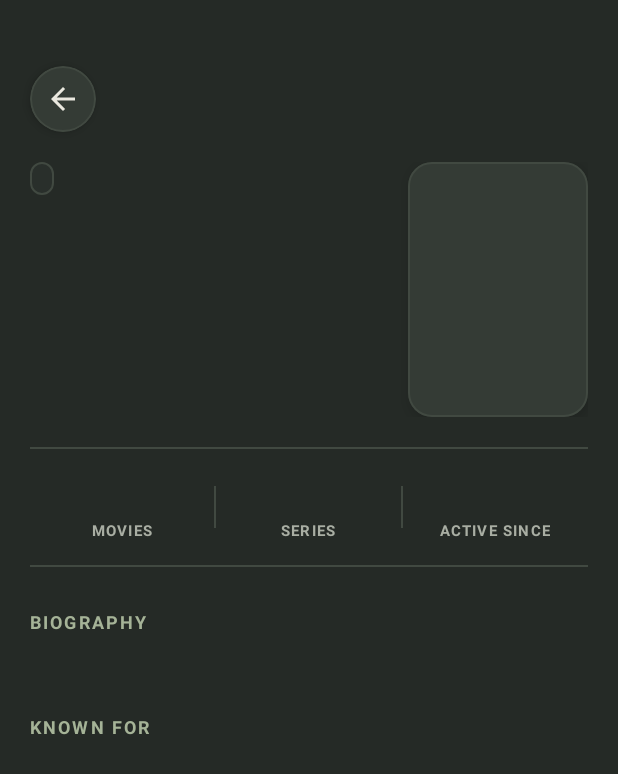
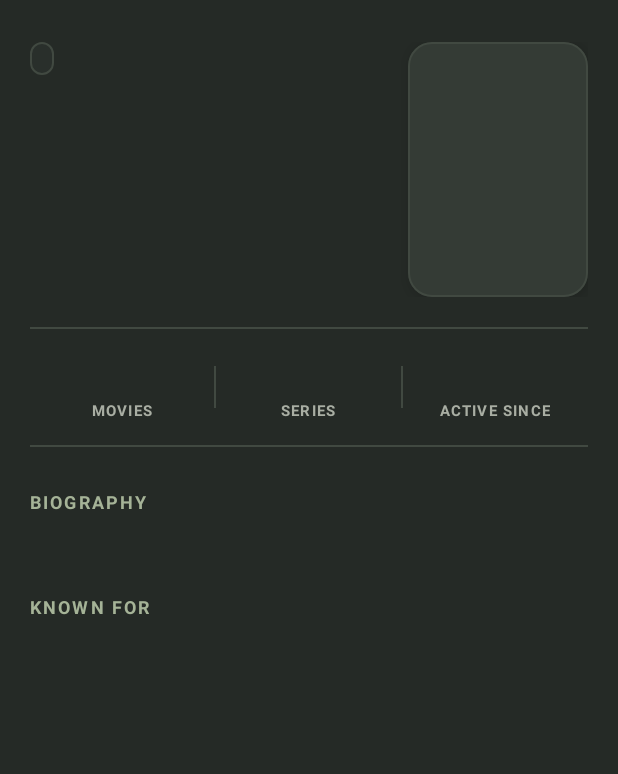
Before and after one commit to gurusainathp/Movieed, an Android app: the PersonDetailsActivity screen opened directly, with no data from a screen before it, on a phone screen of 412 x 824 dp. Shown: the top 774 px of the screen. Run offline under Robolectric (Android 15) with nearby library versions, the phone set to English and light mode, and no system bars; pictures from the network do not load.

Commit message:
style: remove back button and move header up in person details page

```diff
--- a/app/src/main/java/com/gurusainathp/movieed/ui/person/PersonDetailsActivity.java
+++ b/app/src/main/java/com/gurusainathp/movieed/ui/person/PersonDetailsActivity.java
@@ -109,7 +109,7 @@ public class PersonDetailsActivity extends AppCompatActivity {
                 findViewById(R.id.iv_person_backdrop),
                 findViewById(R.id.view_backdrop_dim));
 
-        findViewById(R.id.btn_person_back).setOnClickListener(v -> finish());
+
 
         observeViewModel();
 
--- a/app/src/main/res/layout/activity_person_details.xml
+++ b/app/src/main/res/layout/activity_person_details.xml
@@ -42,40 +42,13 @@
                 android:layout_width="match_parent"
                 android:layout_height="wrap_content">
 
-                <!-- Back button (remove if your activity already has a toolbar back arrow) -->
-                <com.google.android.material.card.MaterialCardView
-                    android:id="@+id/btn_person_back"
-                    android:layout_width="44dp"
-                    android:layout_height="44dp"
-                    android:layout_gravity="top|start"
-                    android:layout_marginStart="20dp"
-                    android:layout_marginTop="44dp"
-                    android:clickable="true"
-                    android:focusable="true"
-                    android:foreground="?attr/selectableItemBackgroundBorderless"
-                    app:cardBackgroundColor="@color/movieed_surface"
-                    app:cardCornerRadius="22dp"
-                    app:cardElevation="4dp"
-                    app:strokeColor="@color/movieed_border"
-                    app:strokeWidth="1dp">
-
-                    <ImageView
-                        android:layout_width="24dp"
-                        android:layout_height="24dp"
-                        android:layout_gravity="center"
-                        android:contentDescription="Back"
-                        android:src="?attr/homeAsUpIndicator"
-                        app:tint="@color/movieed_text_primary" />
-
-                </com.google.android.material.card.MaterialCardView>
-
                 <LinearLayout
                     android:layout_width="match_parent"
                     android:layout_height="wrap_content"
                     android:gravity="top"
                     android:orientation="horizontal"
                     android:paddingHorizontal="20dp"
-                    android:paddingTop="108dp"
+                    android:paddingTop="28dp"
                     android:paddingBottom="20dp">
 
                     <!-- Left: role pill, name, facts -->
```
